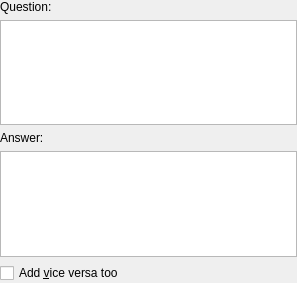
The window that mnemosyne/mnemosyne/pyqt_ui/card_twosided_wdgt.ui (vasvlad/pomni) describes before a commit, drawn with Qt 5.
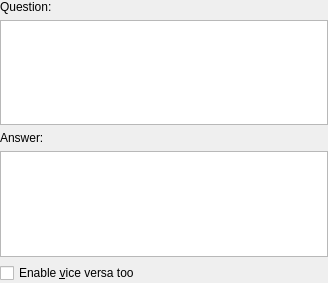
The same window after the commit.

```diff
--- a/mnemosyne/mnemosyne/pyqt_ui/card_twosided_wdgt.ui
+++ b/mnemosyne/mnemosyne/pyqt_ui/card_twosided_wdgt.ui
@@ -5,7 +5,7 @@
    <rect>
     <x>0</x>
     <y>0</y>
-    <width>297</width>
+    <width>328</width>
     <height>283</height>
    </rect>
   </property>
@@ -64,7 +64,7 @@
      <item>
       <widget class="QCheckBox" name="vice_versa" >
        <property name="text" >
-        <string>Add &amp;vice versa too</string>
+        <string>Enable &amp;vice versa too</string>
        </property>
       </widget>
      </item>
```
